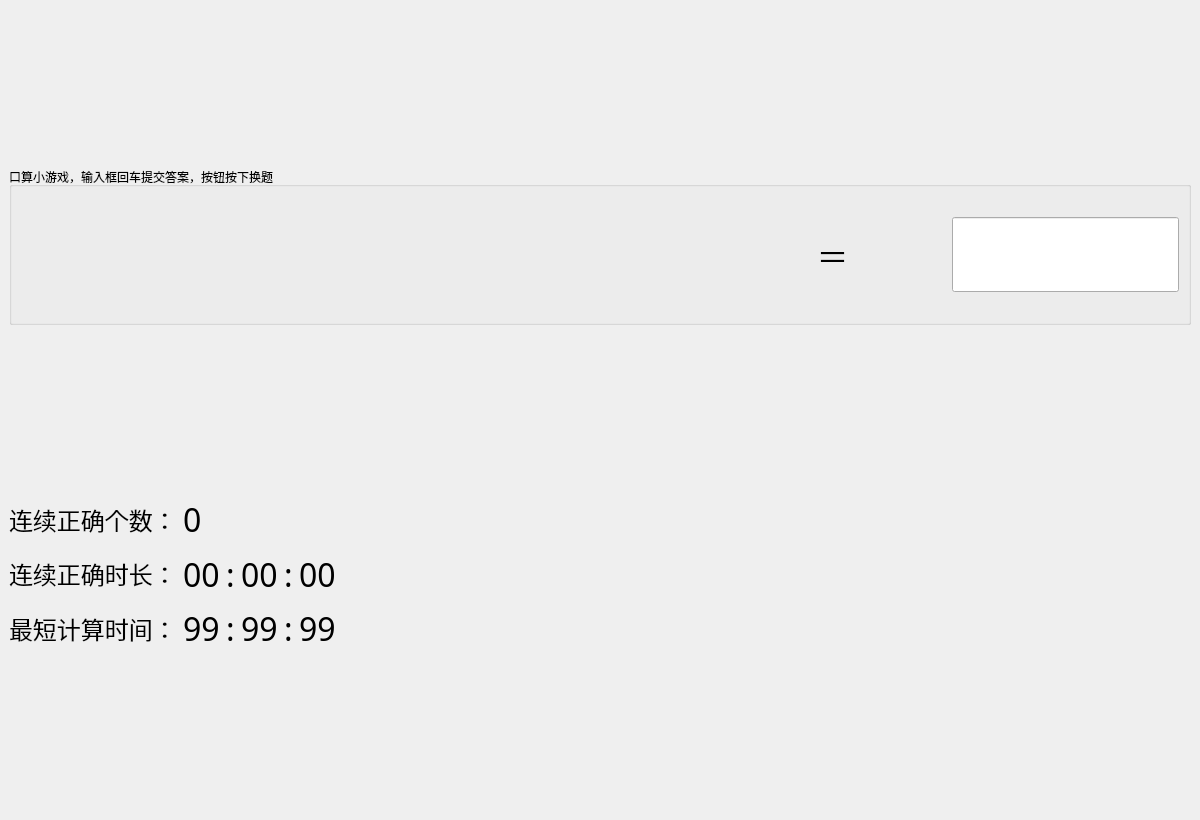
Qt form ICcalculator/game.ui (tyanxie/IC_Calculator) before a commit.
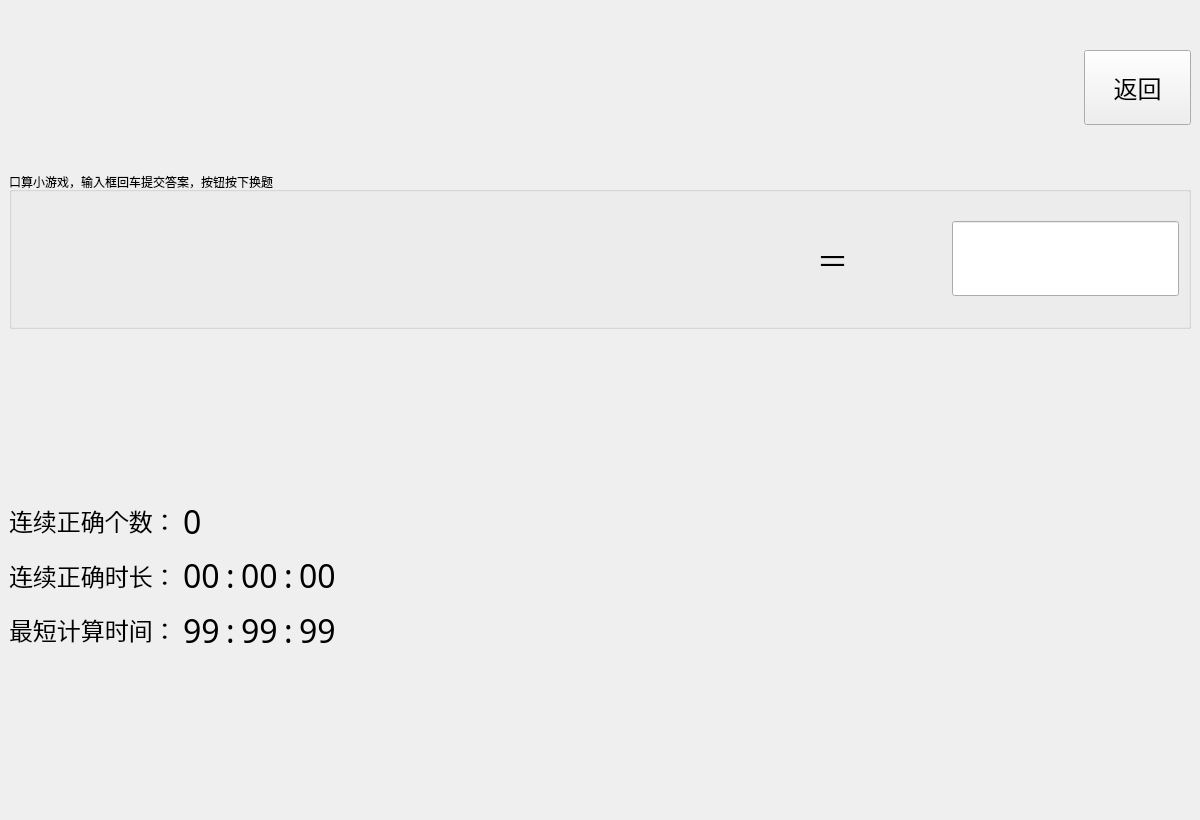
The same form after that commit. The open tabs and pages were chosen to show the change.

What changed in the file:
```diff
--- a/ICcalculator/game.ui
+++ b/ICcalculator/game.ui
@@ -240,17 +240,40 @@
      <widget class="QWidget" name="page_2">
       <layout class="QVBoxLayout" name="verticalLayout_4" stretch="1,1,1,1,1">
        <item>
+        <layout class="QHBoxLayout" name="horizontalLayout_9" stretch="10,1">
+         <item>
         <spacer name="verticalSpacer">
          <property name="orientation">
           <enum>Qt::Vertical</enum>
          </property>
          <property name="sizeHint" stdset="0">
           <size>
-           <width>20</width>
-           <height>149</height>
+             <width>17</width>
+             <height>153</height>
           </size>
          </property>
         </spacer>
+         </item>
+         <item>
+          <widget class="QPushButton" name="return_2">
+           <property name="maximumSize">
+            <size>
+             <width>16777215</width>
+             <height>75</height>
+            </size>
+           </property>
+           <property name="font">
+            <font>
+             <family>楷体</family>
+             <pointsize>18</pointsize>
+            </font>
+           </property>
+           <property name="text">
+            <string>返回</string>
+           </property>
+          </widget>
+         </item>
+        </layout>
        </item>
        <item>
         <widget class="QGroupBox" name="groupBox">
```
Left out of the diff: 2 changed lines with no effect on the pictures. Lines whose indentation alone changed are shown as unchanged.
